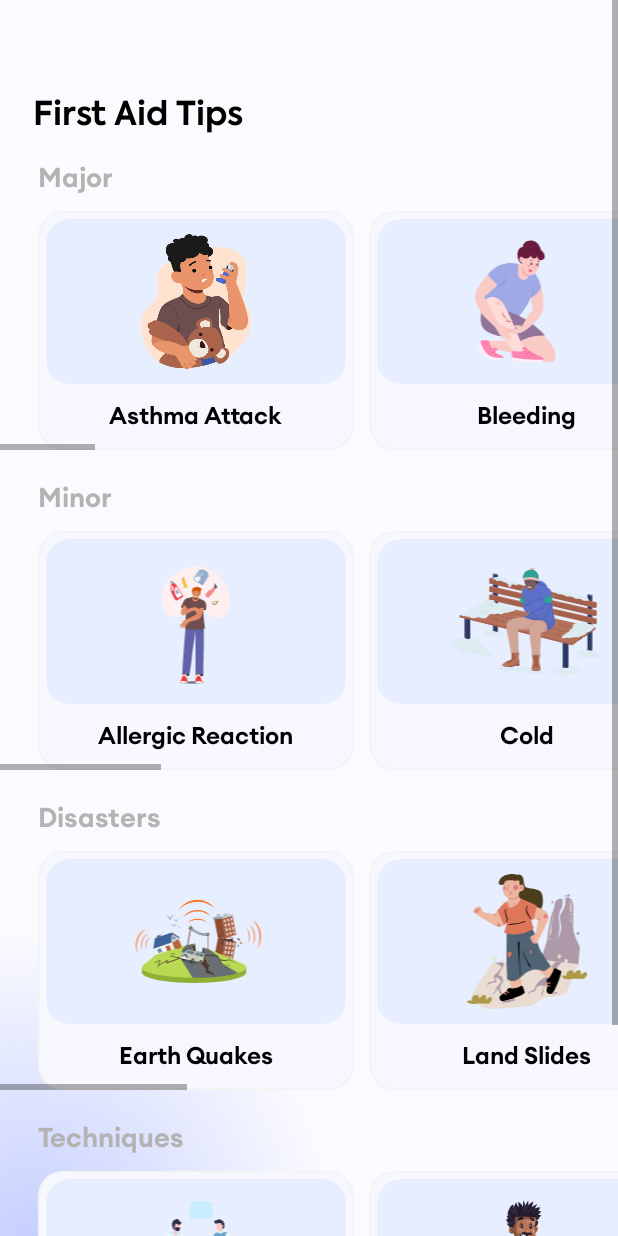
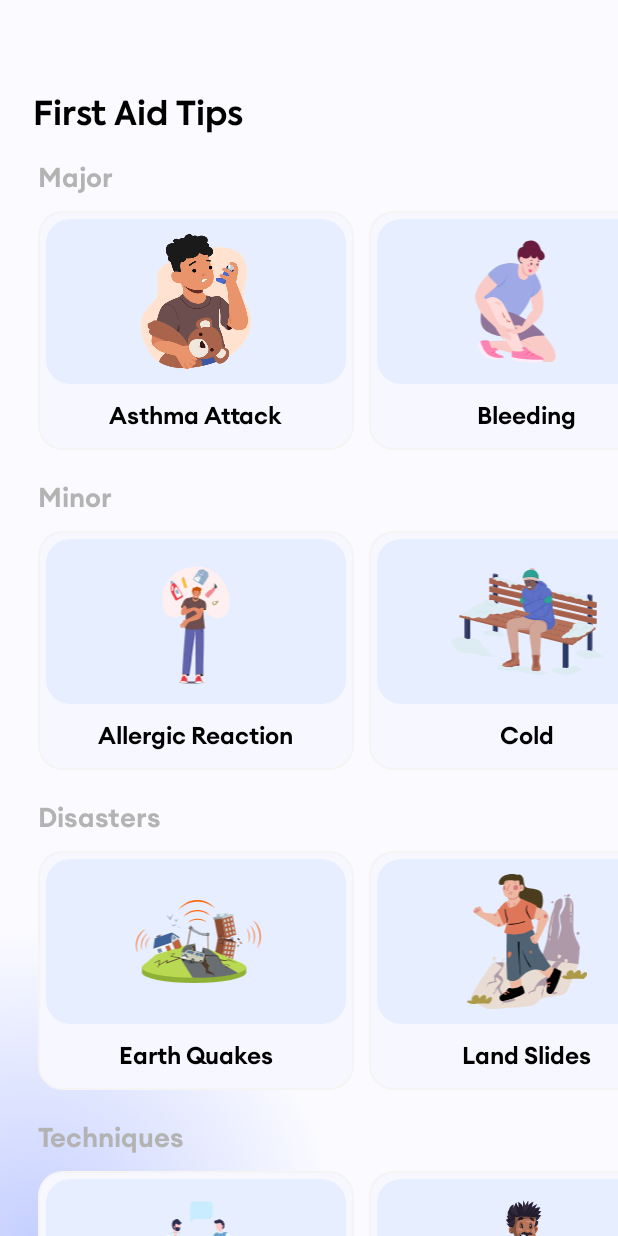
Before and after one commit to theexpensiveinformatics/gfgHackthon, an Android app: the firstAidTips screen opened directly, with no data from a screen before it, on a phone screen of 412 x 824 dp. Run offline under Robolectric (Android 15) with nearby library versions, the phone set to English and light mode, and no system bars.

Commit message:
first aid started

```diff
--- a/app/src/main/res/layout/activity_first_aid_tips.xml
+++ b/app/src/main/res/layout/activity_first_aid_tips.xml
@@ -11,13 +11,14 @@
 
     <ScrollView
         android:layout_width="match_parent"
-        android:layout_height="match_parent">
+        android:layout_height="match_parent"
+        android:scrollbars="none">
 
         <LinearLayout
             android:id="@+id/inscr_fid"
             android:layout_width="match_parent"
             android:layout_height="wrap_content"
-            android:orientation="vertical" >
+            android:orientation="vertical">
 
             <LinearLayout
                 android:id="@+id/top_in_con_firstAId"
@@ -70,13 +71,14 @@
                     <HorizontalScrollView
                         android:id="@+id/scr_major"
                         android:layout_width="match_parent"
-                        android:layout_height="match_parent">
+                        android:layout_height="match_parent"
+                        android:scrollbars="none">
 
                         <LinearLayout
                             android:id="@+id/scr_major_in"
                             android:layout_width="wrap_content"
                             android:layout_height="match_parent"
-                            android:orientation="horizontal" >
+                            android:orientation="horizontal">
 
                             <LinearLayout
                                 android:id="@+id/con_asthma"
@@ -526,9 +528,9 @@
                                 android:layout_width="wrap_content"
                                 android:layout_height="wrap_content"
                                 android:layout_marginLeft="10dp"
+                                android:layout_marginRight="20dp"
                                 android:background="@drawable/first_aid_con_bg"
                                 android:gravity="center"
-                                android:layout_marginRight="20dp"
                                 android:orientation="vertical">
 
                                 <androidx.cardview.widget.CardView
@@ -563,7 +565,6 @@
                             </LinearLayout>
 
 
-
                         </LinearLayout>
                     </HorizontalScrollView>
                 </LinearLayout>
@@ -596,13 +597,14 @@
                     <HorizontalScrollView
                         android:id="@+id/minor_src"
                         android:layout_width="match_parent"
-                        android:layout_height="match_parent">
+                        android:layout_height="match_parent"
+                        android:scrollbars="none">
 
                         <LinearLayout
                             android:id="@+id/minor_in_src"
                             android:layout_width="wrap_content"
                             android:layout_height="match_parent"
-                            android:orientation="horizontal" >
+                            android:orientation="horizontal">
 
 
                             <LinearLayout
@@ -852,9 +854,9 @@
                                 android:layout_width="wrap_content"
                                 android:layout_height="wrap_content"
                                 android:layout_marginLeft="10dp"
+                                android:layout_marginRight="20dp"
                                 android:background="@drawable/first_aid_con_bg"
                                 android:gravity="center"
-                                android:layout_marginRight="20dp"
                                 android:orientation="vertical">
 
                                 <androidx.cardview.widget.CardView
@@ -889,9 +891,6 @@
                             </LinearLayout>
 
 
-
-
-
                         </LinearLayout>
                     </HorizontalScrollView>
                 </LinearLayout>
@@ -924,13 +923,14 @@
                     <HorizontalScrollView
                         android:id="@+id/disaster_src"
                         android:layout_width="match_parent"
-                        android:layout_height="match_parent">
+                        android:layout_height="match_parent"
+                        android:scrollbars="none">
 
                         <LinearLayout
                             android:id="@+id/disaster_in_src"
                             android:layout_width="wrap_content"
                             android:layout_height="match_parent"
-                            android:orientation="horizontal" >
+                            android:orientation="horizontal">
 
 
                             <LinearLayout
@@ -1185,6 +1185,7 @@
                 android:id="@+id/techqnies_con"
                 android:layout_width="match_parent"
                 android:layout_height="match_parent"
+                android:layout_marginBottom="40dp"
                 android:orientation="vertical">
 
                 <TextView
@@ -1208,13 +1209,14 @@
                     <HorizontalScrollView
                         android:id="@+id/techqnies_src"
                         android:layout_width="match_parent"
-                        android:layout_height="match_parent">
+                        android:layout_height="match_parent"
+                        android:scrollbars="none">
 
                         <LinearLayout
                             android:id="@+id/techqnies_in_src"
                             android:layout_width="wrap_content"
                             android:layout_height="match_parent"
-                            android:orientation="horizontal" >
+                            android:orientation="horizontal">
 
 
                             <LinearLayout
@@ -1465,44 +1467,6 @@
                 </LinearLayout>
             </LinearLayout>
 
-            <LinearLayout
-                android:id="@+id/helpline_con"
-                android:layout_width="match_parent"
-                android:layout_height="match_parent"
-                android:orientation="vertical">
-
-                <TextView
-                    android:id="@+id/helplineTxt"
-                    android:layout_width="match_parent"
-                    android:layout_height="wrap_content"
-                    android:layout_marginLeft="25dp"
-                    android:layout_marginTop="20dp"
-                    android:layout_marginBottom="10dp"
-                    android:fontFamily="@font/semibold_e"
-                    android:text="@string/helplineNumber"
-                    android:textColor="@color/text_secondary"
-                    android:textSize="18dp" />
-
-                <LinearLayout
-                    android:id="@+id/src_helpline_con"
-                    android:layout_width="match_parent"
-                    android:layout_height="match_parent"
-                    android:orientation="horizontal">
-
-                    <HorizontalScrollView
-                        android:id="@+id/src_helpline"
-                        android:layout_width="match_parent"
-                        android:layout_height="match_parent">
-
-                        <LinearLayout
-                            android:id="@+id/helpline_src_in"
-                            android:layout_width="wrap_content"
-                            android:layout_height="match_parent"
-                            android:orientation="vertical" />
-                    </HorizontalScrollView>
-                </LinearLayout>
-            </LinearLayout>
-
 
         </LinearLayout>
     </ScrollView>
```
